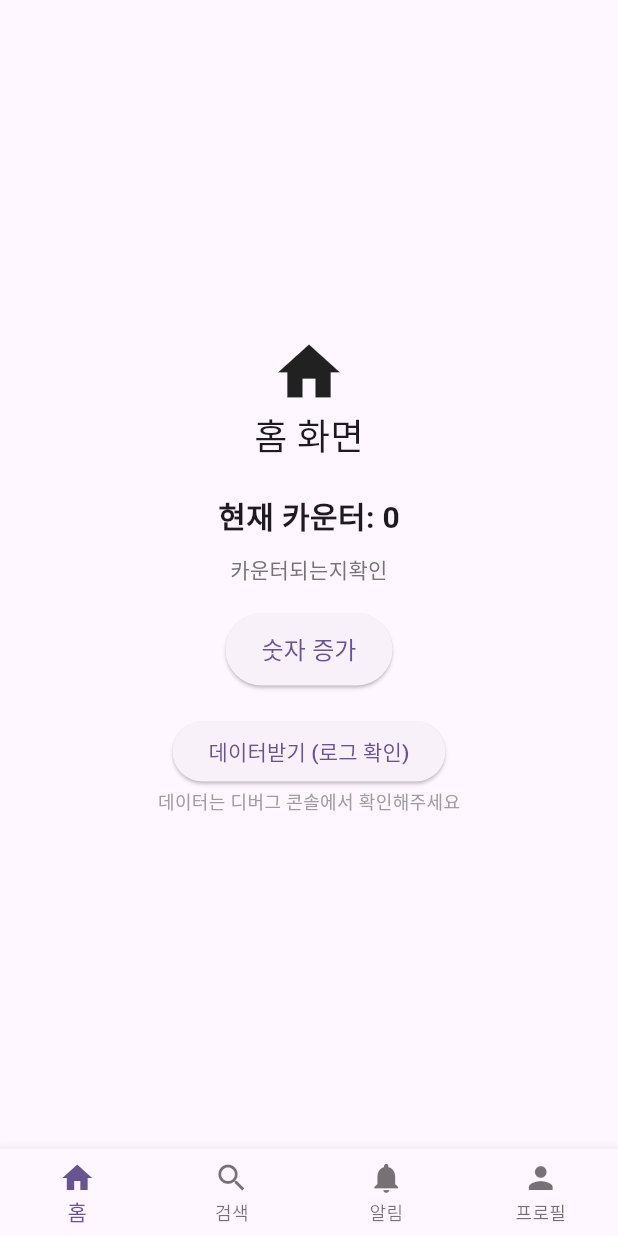
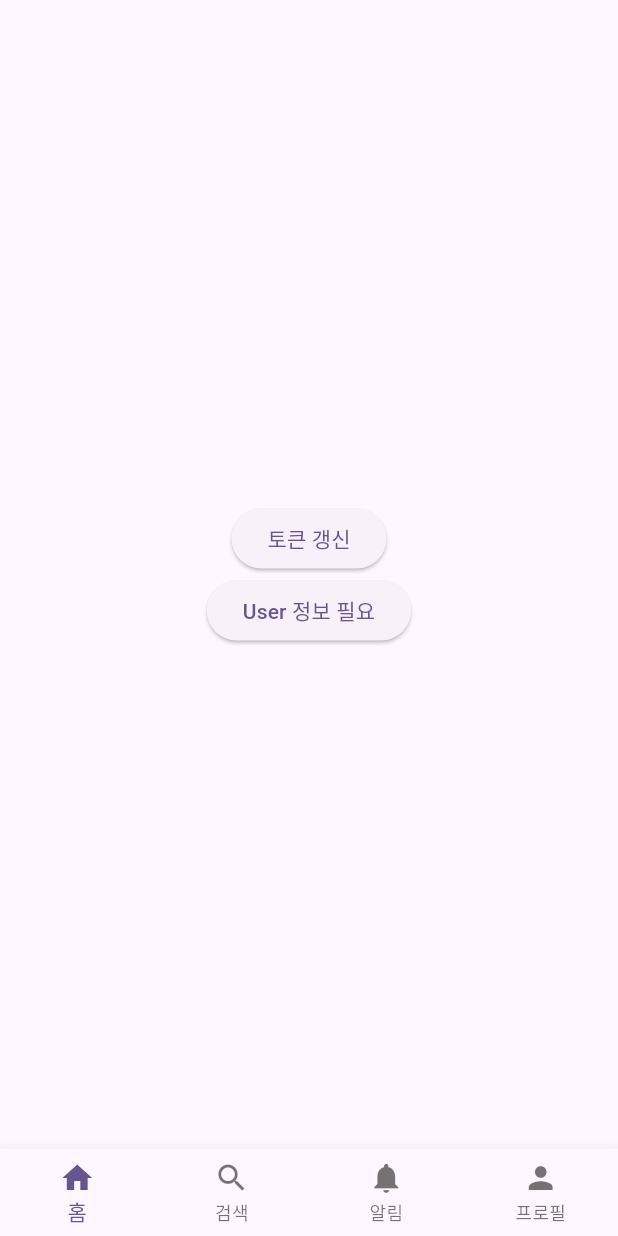
Before and after one commit to BeeChang/practice_flutter, a Flutter app: the screen it shows after launch, on a phone screen of 412 x 824 dp. Run offline on Flutter 3.47's test engine with Material 3 defaults, Android fonts, the phone set to English and light mode, and no system bars; our stand-ins replace dio, flutter_svg, freezed_annotation, get_it, go_router, logger and 3 more; generated files the repository leaves out were written again.

Commit message:
401 시 재요청 추가 , 첫번째 요청 토큰 누락된 채로 갱신 후 재요청 되는 문제 있음

```diff
--- a/lib/api/api_client.dart
+++ b/lib/api/api_client.dart
@@ -14,8 +14,8 @@ abstract class ApiClient {
   @GET("/getNewToken")
   Future<AuthResponse> getNewToken();
 
-  @POST("/users")
-  Future<User> createUser(@Body() User user);
+  @GET("/getUser")
+  Future<UserResponse> getUser(@Query('search') String query);
 
   @POST("/auth/refresh")
   Future<AuthToken> refreshToken(@Body() Map<String, String> refreshToken);
--- a/lib/model/auth_token.dart
+++ b/lib/model/auth_token.dart
@@ -6,9 +6,9 @@ part 'auth_token.g.dart';
 @freezed
 class AuthResponse with _$AuthResponse {
   const factory AuthResponse({
-    @Default(0) int code,
-    @Default('') String message,
-    AuthToken? data,
+    required int code,
+    required String message,
+    required AuthToken data,
   }) = _AuthResponse;
 
   factory AuthResponse.fromJson(Map<String, dynamic> json) =>
@@ -18,8 +18,8 @@ class AuthResponse with _$AuthResponse {
 @freezed
 class AuthToken with _$AuthToken {
   const factory AuthToken({
-    required String accessToken,
-    required String refreshToken,
+    @JsonKey(name: 'access_token') required String accessToken,
+    @JsonKey(name: 'refresh_token') required String refreshToken,
   }) = _AuthToken;
 
   factory AuthToken.fromJson(Map<String, dynamic> json) => _$AuthTokenFromJson(json);
--- a/lib/model/user.dart
+++ b/lib/model/user.dart
@@ -4,11 +4,22 @@ part 'user.freezed.dart';
 part 'user.g.dart';
 
 @freezed
+class UserResponse with _$UserResponse {
+  const factory UserResponse({
+    required int code,
+    required String message,
+    @JsonKey(name: 'user') required User user,
+  }) = _UserResponse;
+
+  factory UserResponse.fromJson(Map<String, dynamic> json) => _$UserResponseFromJson(json);
+}
+
+@freezed
 class User with _$User {
   const factory User({
-    required int id,
-    required String name,
-    required String email,
+    @JsonKey(name: 'id') required int id,
+    @JsonKey(name: 'name')  required String name,
+    @JsonKey(name: 'email')  required String email,
   }) = _User;
 
   factory User.fromJson(Map<String, dynamic> json) => _$UserFromJson(json);
--- a/lib/repository/user_repository.dart
+++ b/lib/repository/user_repository.dart
@@ -2,26 +2,37 @@ import 'package:practice_flutter/api/api_client.dart';
 import 'package:practice_flutter/core/network/api_result.dart';
 import 'package:practice_flutter/model/auth_token.dart';
 import 'package:practice_flutter/model/user.dart';
+import 'package:practice_flutter/services/storage/token_storage.dart';
+import 'package:logger/logger.dart';
 
 class UserRepository {
   final ApiClient _apiClient;
+  final TokenStorage _tokenStorage;
+  final logger = Logger();
 
-  UserRepository(this._apiClient);
+  UserRepository(
+    this._apiClient,
+    this._tokenStorage,
+  );
 
-  Future<ApiResult<AuthResponse>> getUsers() async {
+  Future<ApiResult<AuthResponse>> getTokens() async {
     try {
-      final users = await _apiClient.getNewToken();
-      return ApiResult.success(users);
+      final token = await _apiClient.getNewToken();
+      _tokenStorage.saveTokens(
+          token.data,
+      );
+      return ApiResult.success(token);
     } catch (e) {
       return ApiResult.error(e.toString());
     }
   }
 
-  Future<ApiResult<User>> createUser(User user) async {
+  Future<ApiResult<User>> getUser({String query = "test"}) async {
     try {
-      final createdUser = await _apiClient.createUser(user);
-      return ApiResult.success(createdUser);
-    } catch (e) {
+      final res = await _apiClient.getUser(query);
+      return ApiResult.success(res.user);
+    } catch (e, stackTrace) {
+      logger.e('예외 발생', error: e, stackTrace: stackTrace);
       return ApiResult.error(e.toString());
     }
   }
--- a/lib/ui/home/HomeScreen.dart
+++ b/lib/ui/home/HomeScreen.dart
@@ -1,10 +1,8 @@
-
 import 'package:flutter/material.dart';
 import 'package:logger/logger.dart';
 import 'package:practice_flutter/di/service_locator.dart';
 import 'package:practice_flutter/repository/user_repository.dart';
 import 'package:practice_flutter/ui/home/home_viewmodel.dart';
-
 
 class HomeScreen extends StatefulWidget {
   const HomeScreen({super.key});
@@ -30,56 +28,19 @@ class _HomeScreenState extends State<HomeScreen> {
       child: Column(
         mainAxisAlignment: MainAxisAlignment.center,
         children: [
-          const Icon(Icons.home, size: 50),
-          const Text('홈 화면', style: TextStyle(fontSize: 24)),
-          const SizedBox(height: 20),
-
-          Text(
-            '현재 카운터: ${_viewModel.counter}',
-            style: const TextStyle(fontSize: 20, fontWeight: FontWeight.bold),
-          ),
-          const SizedBox(height: 10),
-
-          Text(
-            '카운터되는지확인',
-            textAlign: TextAlign.center,
-            style: TextStyle(
-              fontSize: 14,
-              color: Colors.grey[600],
-            ),
-          ),
-          const SizedBox(height: 20),
-
-          ElevatedButton(
-            onPressed: () {
-              _viewModel.incrementCounter();
-              setState(() {}); // UI 업데이트를 위해 setState 호출
-            },
-            style: ElevatedButton.styleFrom(
-              padding: const EdgeInsets.symmetric(horizontal: 24, vertical: 12),
-            ),
-            child: const Text(
-              '숫자 증가',
-              style: TextStyle(fontSize: 16),
-            ),
-          ),
-
-          const SizedBox(height: 20),
 
           ElevatedButton(
             onPressed: () async {
               await _viewModel.fetchUser();
-              // 필요한 경우 setState 호출
-              // setState(() {});
             },
-            child: const Text('데이터받기 (로그 확인)'),
+            child: const Text('토큰 갱신'),
           ),
-          const Text(
-            '데이터는 디버그 콘솔에서 확인해주세요',
-            style: TextStyle(
-              fontSize: 12,
-              color: Colors.grey,
-            ),
+
+          ElevatedButton(
+            onPressed: () async {
+              await _viewModel.getUserInformation();
+            },
+            child: const Text('User 정보 필요'),
           ),
         ],
       ),
--- a/pubspec.yaml
+++ b/pubspec.yaml
@@ -24,6 +24,7 @@ dependencies:
   shared_preferences: ^2.2.1
   freezed_annotation: ^2.4.1
   json_annotation: ^4.8.1
+  synchronized: ^3.3.0
 
 dev_dependencies:
   flutter_test:
```
Also changed, not shown: lib/core/network/dio_interceptor.dart (+128 -38 lines), lib/di/service_locator.dart (+16 -6 lines), lib/services/storage/token_storage.dart (+21 -2 lines), lib/ui/home/home_viewmodel.dart (+29 -13 lines), lib/api/api_client.g.dart (added), lib/core/network/api_result.freezed.dart (added), lib/model/api_response.freezed.dart (added), lib/model/api_response.g.dart (added), lib/model/auth_token.freezed.dart (added), lib/model/auth_token.g.dart (added), lib/model/user.freezed.dart, lib/model/user.g.dart, pubspec.lock.
